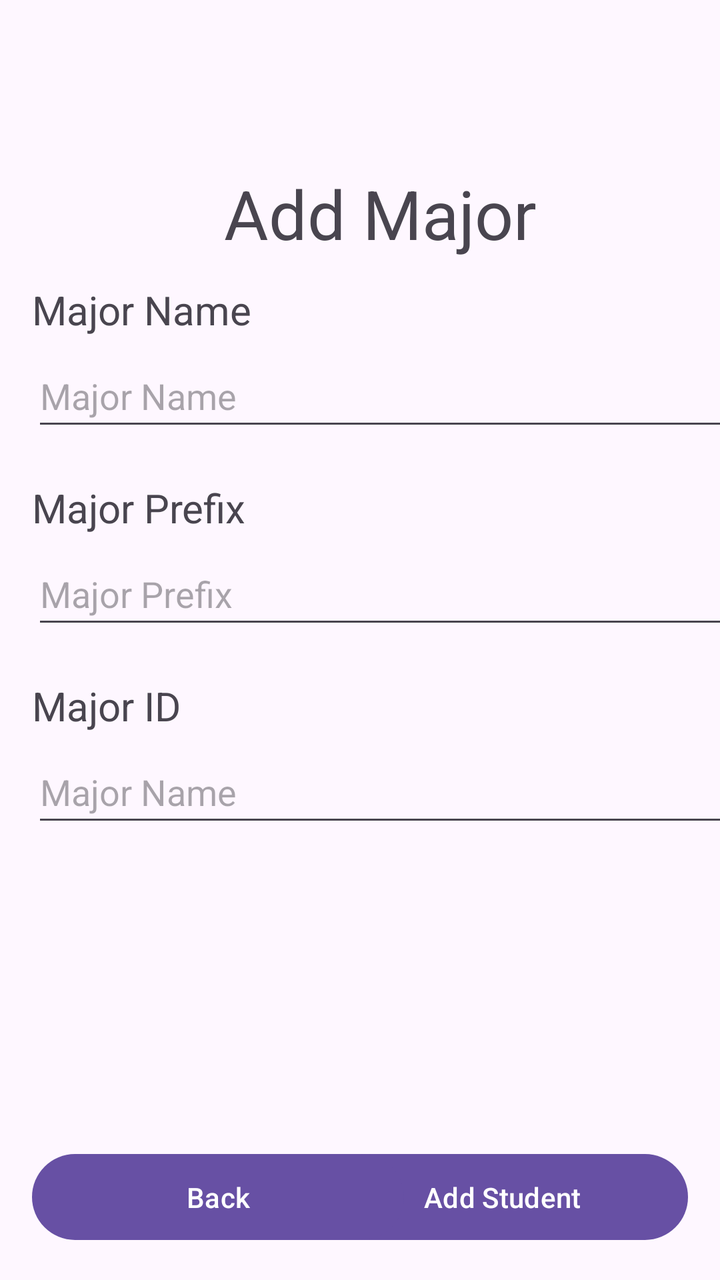
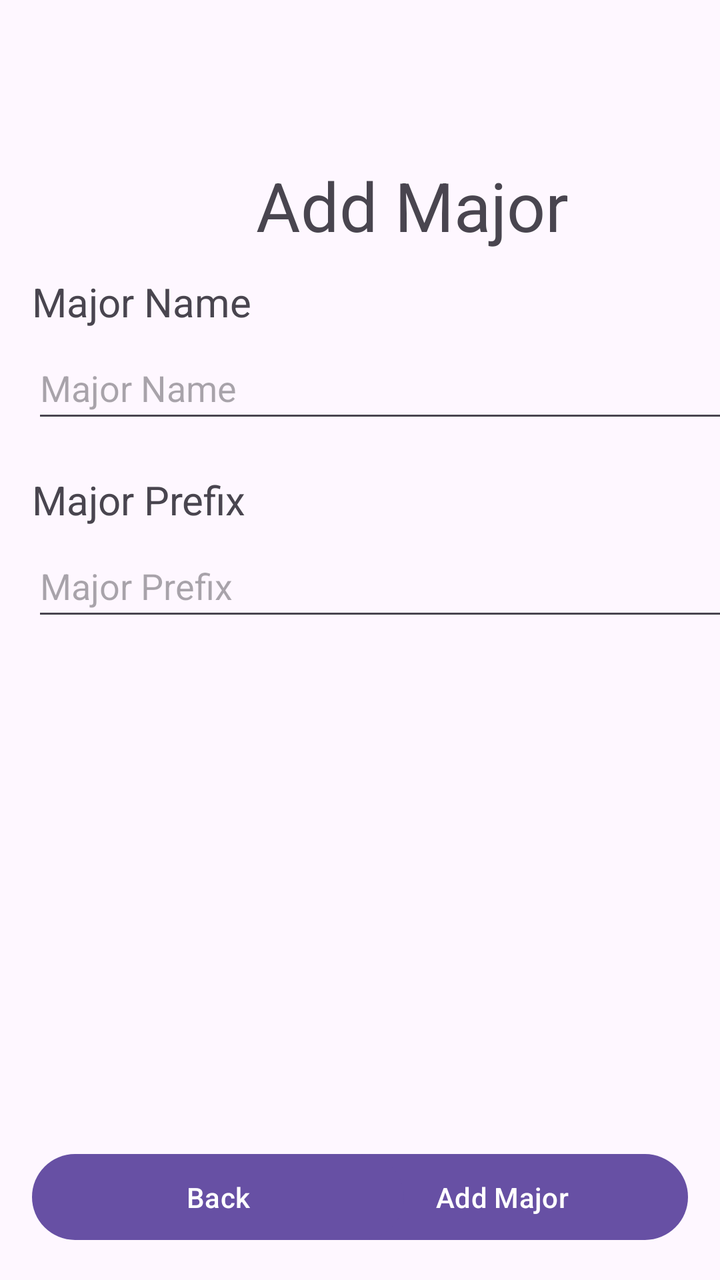

Before-and-after screenshots of an Android layout around one commit, followed by the original layout XML and the change that was made.
<!-- AndroidManifest.xml: application theme Theme.Homework03_Program01_ColeBourbina -->
<!-- res/layout/activity_add_major.xml -->
<?xml version="1.0" encoding="utf-8"?>
<androidx.constraintlayout.widget.ConstraintLayout xmlns:android="http://schemas.android.com/apk/res/android"
    xmlns:app="http://schemas.android.com/apk/res-auto"
    xmlns:tools="http://schemas.android.com/tools"
    android:id="@+id/main"
    android:layout_width="match_parent"
    android:layout_height="match_parent"
    tools:context=".AddMajor">

    <Button
        android:id="@+id/btn_v_addMajor_addMajor"
        android:layout_width="186dp"
        android:layout_height="51dp"
        android:layout_marginEnd="16dp"
        android:layout_marginBottom="16dp"
        android:text="Add Student"
        app:layout_constraintBottom_toBottomOf="parent"
        app:layout_constraintEnd_toEndOf="parent" />

    <Button
        android:id="@+id/btn_v_addMajor_back"
        android:layout_width="186dp"
        android:layout_height="51dp"
        android:layout_marginStart="16dp"
        android:layout_marginBottom="16dp"
        android:text="Back"
        app:layout_constraintBottom_toBottomOf="parent"
        app:layout_constraintStart_toStartOf="parent" />

    <EditText
        android:id="@+id/et_v_addMajor_id"
        android:layout_width="376dp"
        android:layout_height="48dp"
        android:layout_marginStart="16dp"
        android:layout_marginTop="4dp"
        android:ems="10"
        android:hint="Major Name"
        android:inputType="text"
        app:layout_constraintStart_toStartOf="parent"
        app:layout_constraintTop_toBottomOf="@+id/textView3" />

    <TextView
        android:id="@+id/textView3"
        android:layout_width="wrap_content"
        android:layout_height="wrap_content"
        android:layout_marginStart="16dp"
        android:layout_marginTop="20dp"
        android:text="Major ID"
        android:textSize="20sp"
        app:layout_constraintStart_toStartOf="parent"
        app:layout_constraintTop_toBottomOf="@+id/et_v_addMajor_prefix" />

    <TextView
        android:id="@+id/textView2"
        android:layout_width="wrap_content"
        android:layout_height="wrap_content"
        android:layout_marginStart="16dp"
        android:layout_marginTop="20dp"
        android:text="Major Prefix"
        android:textSize="20sp"
        app:layout_constraintStart_toStartOf="parent"
        app:layout_constraintTop_toBottomOf="@+id/et_v_addMajor_name" />

    <EditText
        android:id="@+id/et_v_addMajor_prefix"
        android:layout_width="376dp"
        android:layout_height="48dp"
        android:layout_marginStart="16dp"
        android:layout_marginTop="4dp"
        android:ems="10"
        android:hint="Major Prefix"
        android:inputType="text"
        app:layout_constraintStart_toStartOf="parent"
        app:layout_constraintTop_toBottomOf="@+id/textView2" />

    <TextView
        android:id="@+id/tv_v_addMajor_title"
        android:layout_width="wrap_content"
        android:layout_height="wrap_content"
        android:layout_marginStart="112dp"
        android:layout_marginTop="84dp"
        android:text="Add Major"
        android:textSize="34sp"
        app:layout_constraintStart_toStartOf="parent"
        app:layout_constraintTop_toTopOf="parent" />

    <TextView
        android:id="@+id/textView"
        android:layout_width="wrap_content"
        android:layout_height="wrap_content"
        android:layout_marginStart="16dp"
        android:layout_marginTop="12dp"
        android:text="Major Name"
        android:textSize="20sp"
        app:layout_constraintStart_toStartOf="parent"
        app:layout_constraintTop_toBottomOf="@+id/tv_v_addMajor_title" />

    <EditText
        android:id="@+id/et_v_addMajor_name"
        android:layout_width="376dp"
        android:layout_height="48dp"
        android:layout_marginStart="16dp"
        android:layout_marginTop="4dp"
        android:ems="10"
        android:hint="Major Name"
        android:inputType="text"
        app:layout_constraintStart_toStartOf="parent"
        app:layout_constraintTop_toBottomOf="@+id/textView" />
</androidx.constraintlayout.widget.ConstraintLayout>
<!-- resources referenced by this layout -->
<resources>
  <style name="Theme.Homework03_Program01_ColeBourbina" parent="Base.Theme.Homework03_Program01_ColeBourbina" />
  <style name="Base.Theme.Homework03_Program01_ColeBourbina" parent="Theme.Material3.DayNight.NoActionBar">
          
          
      </style>
</resources>

<!-- the commit's change to res/layout/activity_add_major.xml (unified diff, before → after) -->
@@ -7,13 +7,30 @@
     android:layout_height="match_parent"
     tools:context=".AddMajor">
 
+    <TextView
+        android:id="@+id/tv_v_addMajor_error"
+        android:layout_width="wrap_content"
+        android:layout_height="wrap_content"
+        android:layout_marginTop="44dp"
+        android:layout_marginBottom="16dp"
+        android:text="TextView"
+        android:textColor="#F44336"
+        android:textSize="20sp"
+        android:visibility="invisible"
+        app:layout_constraintBottom_toTopOf="@+id/tv_v_addStudent_title"
+        app:layout_constraintEnd_toEndOf="parent"
+        app:layout_constraintHorizontal_bias="0.498"
+        app:layout_constraintStart_toStartOf="parent"
+        app:layout_constraintTop_toTopOf="parent"
+        app:layout_constraintVertical_bias="1.0" />
+
     <Button
         android:id="@+id/btn_v_addMajor_addMajor"
         android:layout_width="186dp"
         android:layout_height="51dp"
         android:layout_marginEnd="16dp"
         android:layout_marginBottom="16dp"
-        android:text="Add Student"
+        android:text="Add Major"
         app:layout_constraintBottom_toBottomOf="parent"
         app:layout_constraintEnd_toEndOf="parent" />
 
@@ -26,29 +43,6 @@
         android:text="Back"
         app:layout_constraintBottom_toBottomOf="parent"
         app:layout_constraintStart_toStartOf="parent" />
-
-    <EditText
-        android:id="@+id/et_v_addMajor_id"
-        android:layout_width="376dp"
-        android:layout_height="48dp"
-        android:layout_marginStart="16dp"
-        android:layout_marginTop="4dp"
-        android:ems="10"
-        android:hint="Major Name"
-        android:inputType="text"
-        app:layout_constraintStart_toStartOf="parent"
-        app:layout_constraintTop_toBottomOf="@+id/textView3" />
-
-    <TextView
-        android:id="@+id/textView3"
-        android:layout_width="wrap_content"
-        android:layout_height="wrap_content"
-        android:layout_marginStart="16dp"
-        android:layout_marginTop="20dp"
-        android:text="Major ID"
-        android:textSize="20sp"
-        app:layout_constraintStart_toStartOf="parent"
-        app:layout_constraintTop_toBottomOf="@+id/et_v_addMajor_prefix" />
 
     <TextView
         android:id="@+id/textView2"
@@ -77,8 +71,8 @@
         android:id="@+id/tv_v_addMajor_title"
         android:layout_width="wrap_content"
         android:layout_height="wrap_content"
-        android:layout_marginStart="112dp"
-        android:layout_marginTop="84dp"
+        android:layout_marginStart="128dp"
+        android:layout_marginTop="80dp"
         android:text="Add Major"
         android:textSize="34sp"
         app:layout_constraintStart_toStartOf="parent"
